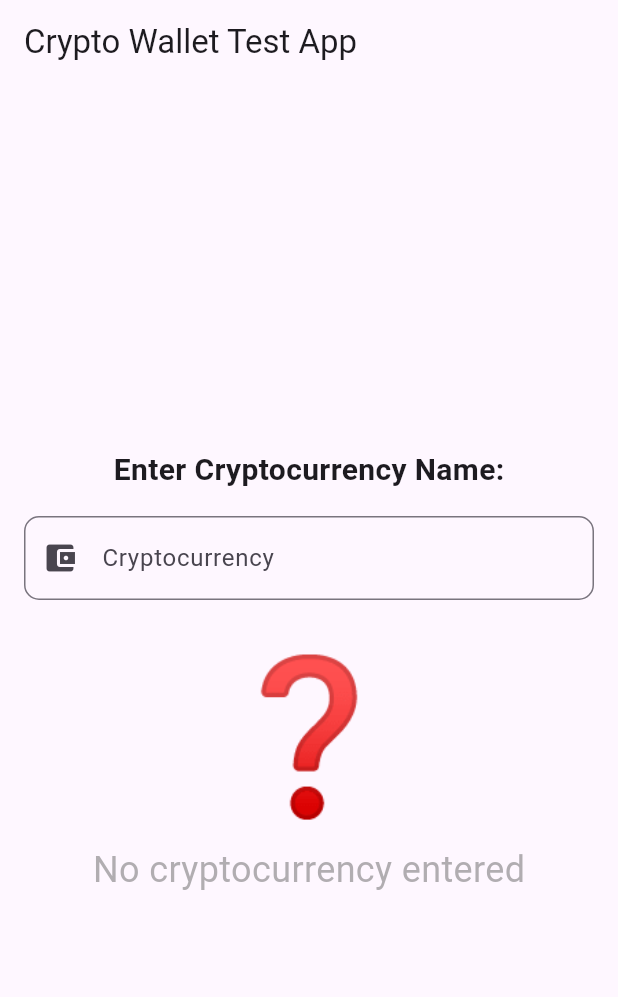
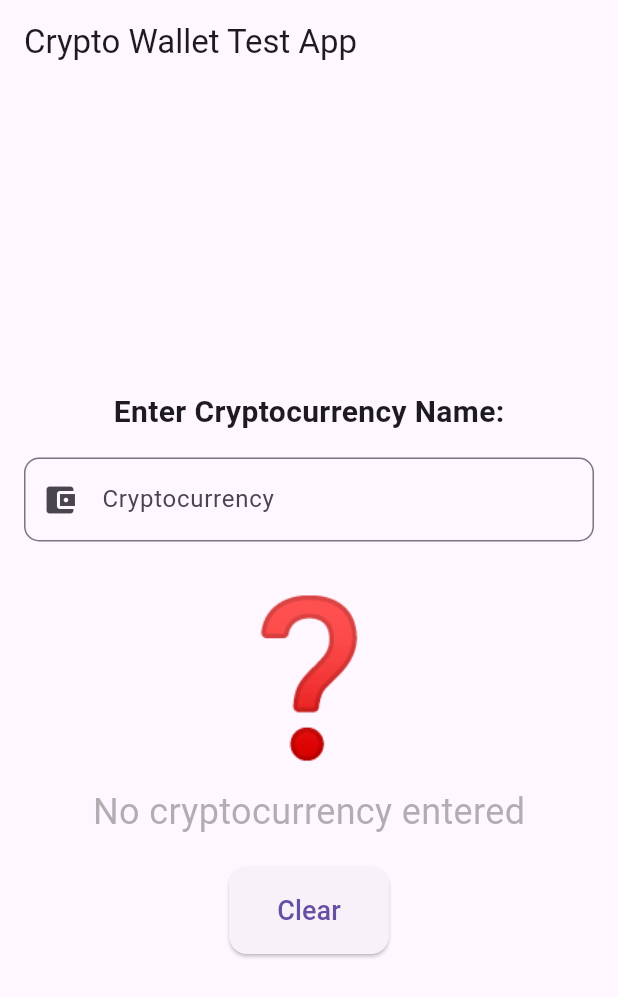
Before and after one commit to maksitox/quantum, a Flutter app: the screen it shows after launch, on a phone screen of 412 x 824 dp. Shown: the top 997 px of the screen. Run offline on Flutter 3.47's test engine with Material 3 defaults, Android fonts, the phone set to English and light mode, and no system bars.

Commit message:
0.0.6 Implement CustomButton widget

```diff
--- a/lib/main.dart
+++ b/lib/main.dart
@@ -1,4 +1,7 @@
+// lib/main.dart
+
 import 'package:flutter/material.dart';
+import 'widgets/custom_button.dart';
 
 void main() {
   runApp(const MainApp());
@@ -14,7 +17,7 @@ class MainApp extends StatelessWidget {
         appBar: AppBar(
           title: const Text('Crypto Wallet Test App'),
         ),
-        body: const CryptoInputField(),
+        body: CryptoInputField(),
       ),
     );
   }
@@ -30,6 +33,7 @@ class CryptoInputField extends StatefulWidget {
 class _CryptoInputFieldState extends State<CryptoInputField> {
   String _cryptoName = '';
   String _cryptoIcon = '❓';
+  final TextEditingController _controller = TextEditingController();
 
   void _updateCryptoIcon(String name) {
     setState(() {
@@ -50,21 +54,30 @@ class _CryptoInputFieldState extends State<CryptoInputField> {
     });
   }
 
+  void _handleClearPress() {
+    setState(() {
+      _cryptoName = '';
+      _cryptoIcon = '❓';
+      _controller.clear();
+    });
+  }
+
   @override
   Widget build(BuildContext context) {
     return Padding(
-      padding: const EdgeInsets.all(16),
+      padding: const EdgeInsets.all(16.0),
       child: Column(
         mainAxisAlignment: MainAxisAlignment.center,
         children: <Widget>[
           const Padding(
-            padding: EdgeInsets.all(16),
+            padding: EdgeInsets.all(16.0),
             child: Text(
               'Enter Cryptocurrency Name:',
               style: TextStyle(fontSize: 20, fontWeight: FontWeight.bold),
             ),
           ),
           TextField(
+            controller: _controller,
             onChanged: _updateCryptoIcon,
             decoration: InputDecoration(
               border: OutlineInputBorder(
@@ -84,10 +97,14 @@ class _CryptoInputFieldState extends State<CryptoInputField> {
                 ? 'No cryptocurrency entered'
                 : _cryptoName.toUpperCase(),
             style: const TextStyle(
-              fontSize: 24,
-              fontStyle: FontStyle.normal,
-              color: Color.fromRGBO(100, 100, 100, 0.5),
-            ),
+                fontSize: 24,
+                fontStyle: FontStyle.normal,
+                color: Color.fromRGBO(100, 100, 100, 0.5)),
+          ),
+          const SizedBox(height: 20),
+          CustomButton(
+            text: 'Clear',
+            onPressed: _handleClearPress,
           ),
         ],
       ),
--- /dev/null
+++ b/lib/widgets/custom_button.dart
@@ -0,0 +1,31 @@
+// lib/widgets/custom_button.dart
+
+import 'package:flutter/material.dart';
+
+class CustomButton extends StatelessWidget {
+  final String text;
+  final VoidCallback onPressed;
+
+  const CustomButton({
+    Key? key,
+    required this.text,
+    required this.onPressed,
+  }) : super(key: key);
+
+  @override
+  Widget build(BuildContext context) {
+    return ElevatedButton(
+      onPressed: onPressed,
+      style: ElevatedButton.styleFrom(
+        padding: const EdgeInsets.symmetric(vertical: 16.0, horizontal: 32.0),
+        shape: RoundedRectangleBorder(
+          borderRadius: BorderRadius.circular(12),
+        ),
+      ),
+      child: Text(
+        text,
+        style: const TextStyle(fontSize: 18),
+      ),
+    );
+  }
+}
```
